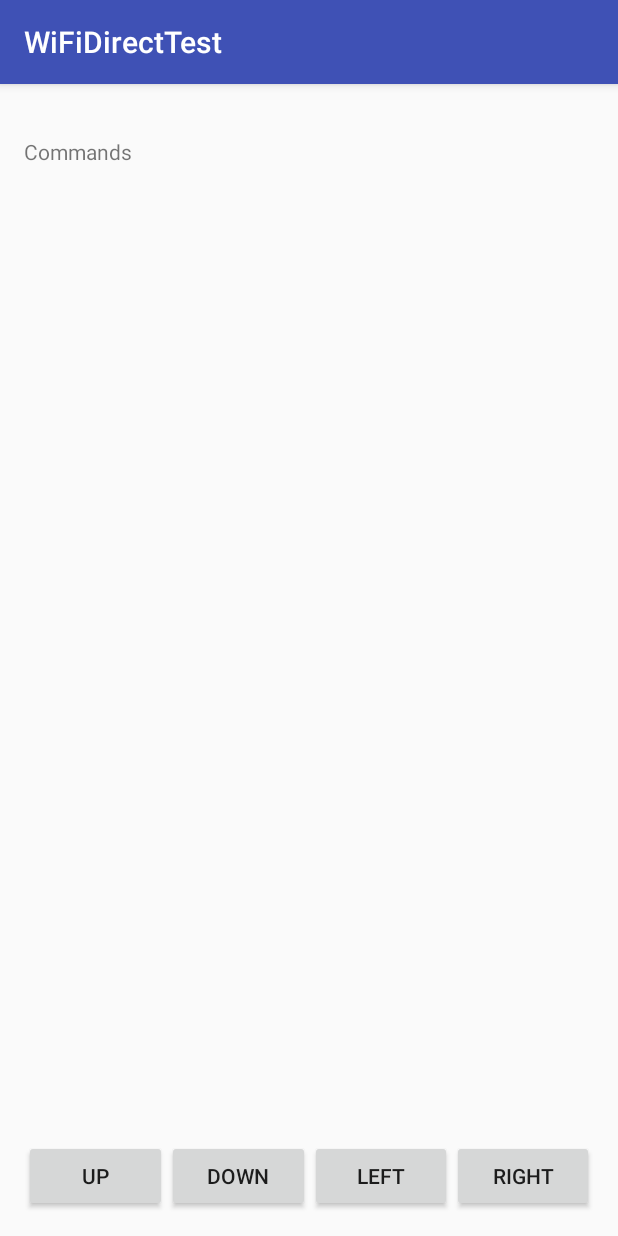
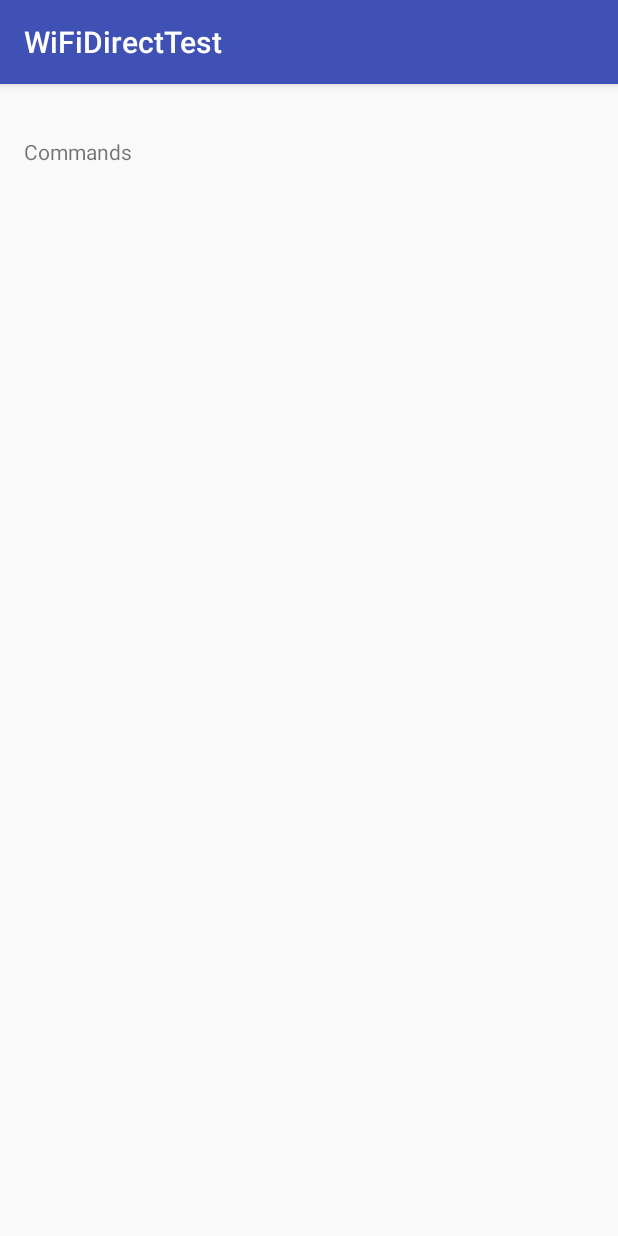
Before and after one commit to renatorfr/AndroidWifiDirect, an Android app: the ConnectedActivity screen opened directly, with no data from a screen before it, on a phone screen of 412 x 824 dp. Run offline under Robolectric (Android 15) with nearby library versions, the phone set to English and light mode, and no system bars.

Commit message:
Changing communication

```diff
--- a/app/src/main/java/br/com/renatorfr/test/wifidirect/wifidirecttest/ConnectedActivity.java
+++ b/app/src/main/java/br/com/renatorfr/test/wifidirect/wifidirecttest/ConnectedActivity.java
@@ -2,95 +2,35 @@ package br.com.renatorfr.test.wifidirect.wifidirecttest;
 
 import android.content.Intent;
 import android.os.Bundle;
-import android.support.v4.os.AsyncTaskCompat;
 import android.support.v7.app.AppCompatActivity;
 import android.text.method.ScrollingMovementMethod;
-import android.view.View;
-import android.widget.Button;
 import android.widget.TextView;
 
 public class ConnectedActivity extends AppCompatActivity implements CommandHandler {
-    private static final String LOG_TAG = "WIFIP2P_CONNECTED_ACT";
-
-    private Button btnUp;
-    private Button btnDown;
-    private Button btnLeft;
-    private Button btnRight;
     private TextView txtCommands;
     private TextView txtDevice;
-    private String deviceAddress;
 
     @Override
     protected void onCreate(Bundle savedInstanceState) {
         super.onCreate(savedInstanceState);
         setContentView(R.layout.connected);
 
-        this.btnUp = (Button) findViewById(R.id.btnUp);
-        this.btnDown = (Button) findViewById(R.id.btnDown);
-        this.btnLeft = (Button) findViewById(R.id.btnLeft);
-        this.btnRight = (Button) findViewById(R.id.btnRight);
-
         this.txtCommands = (TextView) findViewById(R.id.txtCommands);
         this.txtCommands.setMovementMethod(new ScrollingMovementMethod());
 
         this.txtDevice = (TextView) findViewById(R.id.txtDevice);
         Intent intent = getIntent();
-        this.deviceAddress = intent.getStringExtra(MainActivity.EXTRA_MESSAGE);
-        this.txtDevice.setText(this.deviceAddress);
-
-        setListeners();
+        this.txtDevice.setText(intent.getStringExtra(MainActivity.EXTRA_MESSAGE));
 
         startSocketServer();
     }
 
-    private void setListeners() {
-        this.btnUp.setOnClickListener(new View.OnClickListener() {
-            @Override
-            public void onClick(View v) {
-                writeCommand(Commands.UP);
-                sendCommand(Commands.UP);
-            }
-        });
-
-        this.btnDown.setOnClickListener(new View.OnClickListener() {
-            @Override
-            public void onClick(View v) {
-                writeCommand(Commands.DOWN);
-                sendCommand(Commands.DOWN);
-            }
-        });
-
-        this.btnLeft.setOnClickListener(new View.OnClickListener() {
-            @Override
-            public void onClick(View v) {
-                writeCommand(Commands.LEFT);
-                sendCommand(Commands.LEFT);
-            }
-        });
-
-        this.btnRight.setOnClickListener(new View.OnClickListener() {
-            @Override
-            public void onClick(View v) {
-                writeCommand(Commands.RIGHT);
-                sendCommand(Commands.RIGHT);
-            }
-        });
-    }
-
-    private void writeCommand(Commands command) {
-        writeCommand(command, null);
-    }
-
-    private void writeCommand(Commands command, String suffix) {
-        StringBuilder message = new StringBuilder(command.getCommand());
-        message.append(suffix != null ? suffix : "");
+    private void writeCommand(String command) {
+        StringBuilder message = new StringBuilder(command);
+        message.append(message != null ? message : "");
         message.append(System.getProperty("line.separator"));
         message.append(this.txtCommands.getText());
         this.txtCommands.setText(message);
-    }
-
-    private void sendCommand(Commands command) {
-        AsyncTaskCompat.executeParallel(new SocketClientAsyncTask(deviceAddress), command.getCode());
     }
 
     private void startSocketServer() {
@@ -98,41 +38,9 @@ public class ConnectedActivity extends AppCompatActivity implements CommandHandl
     }
 
     @Override
-    public void handle(Commands command) {
-        writeCommand(command, " - REMOTE");
+    public void handle(Integer result) {
+        if (result == 1) {
+            writeCommand("Pong - REMOTE");
+        }
     }
 }
-
-enum Commands {
-    UP("Up", 1), DOWN("Down", 2), LEFT("Left", 3), RIGHT("Right", 4);
-
-    private String command;
-    private Integer code;
-
-    Commands(String command, Integer code) {
-        this.command = command;
-        this.code = code;
-    }
-
-    public String getCommand() {
-        return command;
-    }
-
-    public Integer getCode() {
-        return code;
-    }
-
-    public static Commands getByCode(Integer code) {
-        if (code == null) {
-            return null;
-        }
-
-        for (Commands command : Commands.values()) {
-            if (command.getCode() == code) {
-                return command;
-            }
-        }
-
-        return null;
-    }
-}
--- a/app/src/main/res/layout/connected.xml
+++ b/app/src/main/res/layout/connected.xml
@@ -1,71 +1,29 @@
 <?xml version="1.0" encoding="utf-8"?>
-<RelativeLayout xmlns:android="http://schemas.android.com/apk/res/android"
+<LinearLayout xmlns:android="http://schemas.android.com/apk/res/android"
               xmlns:tools="http://schemas.android.com/tools"
               android:layout_width="match_parent"
               android:layout_height="match_parent"
+              android:orientation="vertical"
               android:paddingBottom="@dimen/activity_vertical_margin"
               android:paddingLeft="@dimen/activity_horizontal_margin"
               android:paddingRight="@dimen/activity_horizontal_margin"
               android:paddingTop="@dimen/activity_vertical_margin"
               tools:context="br.com.renatorfr.test.wifidirect.wifidirecttest.ConnectedActivity">
 
-    <LinearLayout
-        android:orientation="vertical"
-        android:layout_width="match_parent"
-        android:layout_height="match_parent"
-        android:layout_alignParentBottom="true"
-        android:layout_centerHorizontal="true">
-
     <TextView
-            android:text="TextView"
+        android:id="@+id/txtDevice"
         android:layout_width="match_parent"
         android:layout_height="wrap_content"
-            android:id="@+id/txtDevice"
+        android:text="@string/deviceName"
         tools:text="@string/device.name"/>
 
     <TextView
+        android:id="@+id/txtCommands"
         android:layout_width="fill_parent"
-            android:layout_height="match_parent"
-            android:text="@string/text.commands"
-            android:id="@+id/txtCommands"
-            android:scrollbars = "vertical"
+        android:layout_height="0dp"
         android:layout_gravity="top"
-            android:layout_weight="0.5"/>
-
-        <LinearLayout
-            android:orientation="horizontal"
-            android:layout_width="fill_parent"
-            android:layout_height="wrap_content">
-
-            <Button
-                android:layout_width="match_parent"
-                android:layout_height="wrap_content"
-                android:text="@string/text.up"
-                android:id="@+id/btnUp"
-                android:layout_weight="0.25" />
-
-            <Button
-                android:layout_width="fill_parent"
-                android:layout_height="wrap_content"
-                android:text="@string/text.down"
-                android:id="@+id/btnDown"
-                android:layout_weight="0.25" />
-
-            <Button
-                android:layout_width="fill_parent"
-                android:layout_height="wrap_content"
-                android:text="@string/text.left"
-                android:id="@+id/btnLeft"
-                android:layout_weight="0.25" />
-
-            <Button
-                android:layout_width="fill_parent"
-                android:layout_height="wrap_content"
-                android:text="@string/text.right"
-                android:id="@+id/btnRight"
-                android:layout_weight="0.25" />
+        android:layout_weight="0.5"
+        android:scrollbars="vertical"
+        android:text="@string/text.commands"/>
 
 </LinearLayout>
-
-    </LinearLayout>
-</RelativeLayout>
--- a/app/src/main/res/values/strings.xml
+++ b/app/src/main/res/values/strings.xml
@@ -8,4 +8,6 @@
     <string name="text.right">Right</string>
     <string name="text.refresh">Refresh</string>
     <string name="device.name">Device name</string>
+    <string name="ping">Ping</string>
+    <string name="deviceName">TextView</string>
 </resources>
```
Also changed, not shown: app/src/main/AndroidManifest.xml (+8 -6 lines), app/src/main/java/br/com/renatorfr/test/wifidirect/wifidirecttest/CommandHandler.java (+1 -1 lines), app/src/main/java/br/com/renatorfr/test/wifidirect/wifidirecttest/DeviceAdapter.java (+2 -11 lines), app/src/main/java/br/com/renatorfr/test/wifidirect/wifidirecttest/Executor.java (deleted, +0 -5 lines), app/src/main/java/br/com/renatorfr/test/wifidirect/wifidirecttest/MainActivity.java (+7 -11 lines), app/src/main/java/br/com/renatorfr/test/wifidirect/wifidirecttest/SendPingActivity.java (added, +39 -0 lines), app/src/main/java/br/com/renatorfr/test/wifidirect/wifidirecttest/SocketClient.java (deleted, +0 -55 lines), app/src/main/java/br/com/renatorfr/test/wifidirect/wifidirecttest/SocketServerAsyncTask.java (+1 -1 lines), app/src/main/java/br/com/renatorfr/test/wifidirect/wifidirecttest/WifiDirectBroadcastReceiver.java (+5 -0 lines), app/src/main/java/br/com/renatorfr/test/wifidirect/wifidirecttest/WifiP2PHelper.java (+4 -2 lines), app/src/main/res/layout/activity_send_ping.xml (added, +29 -0 lines). Lines whose indentation alone changed are shown as unchanged.
